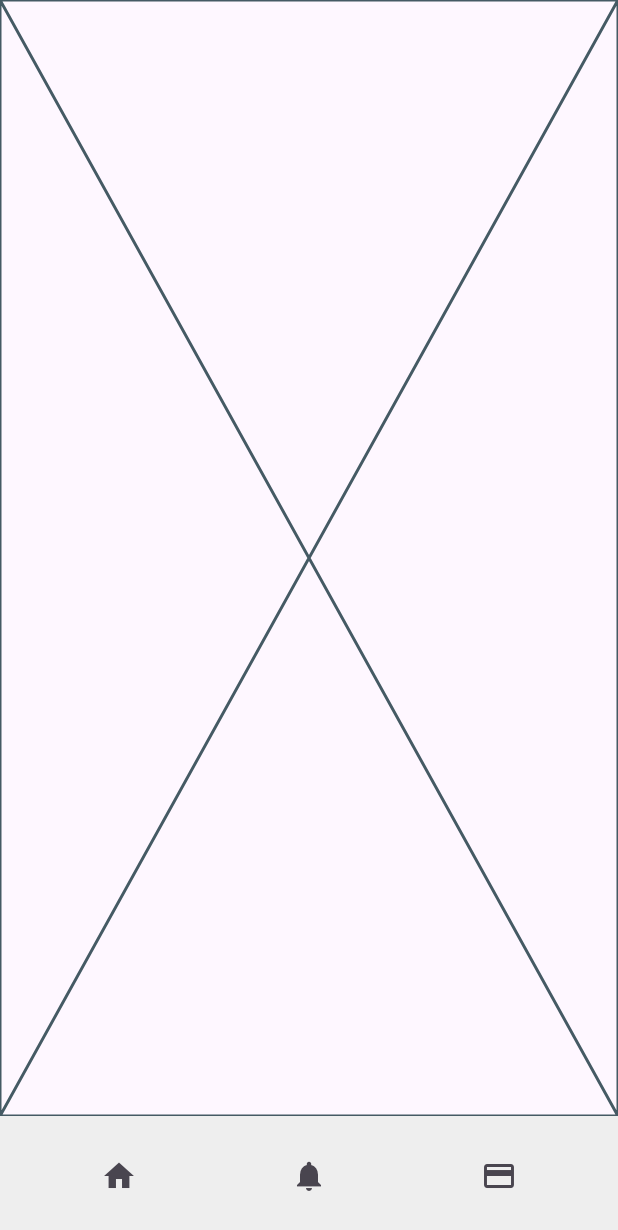
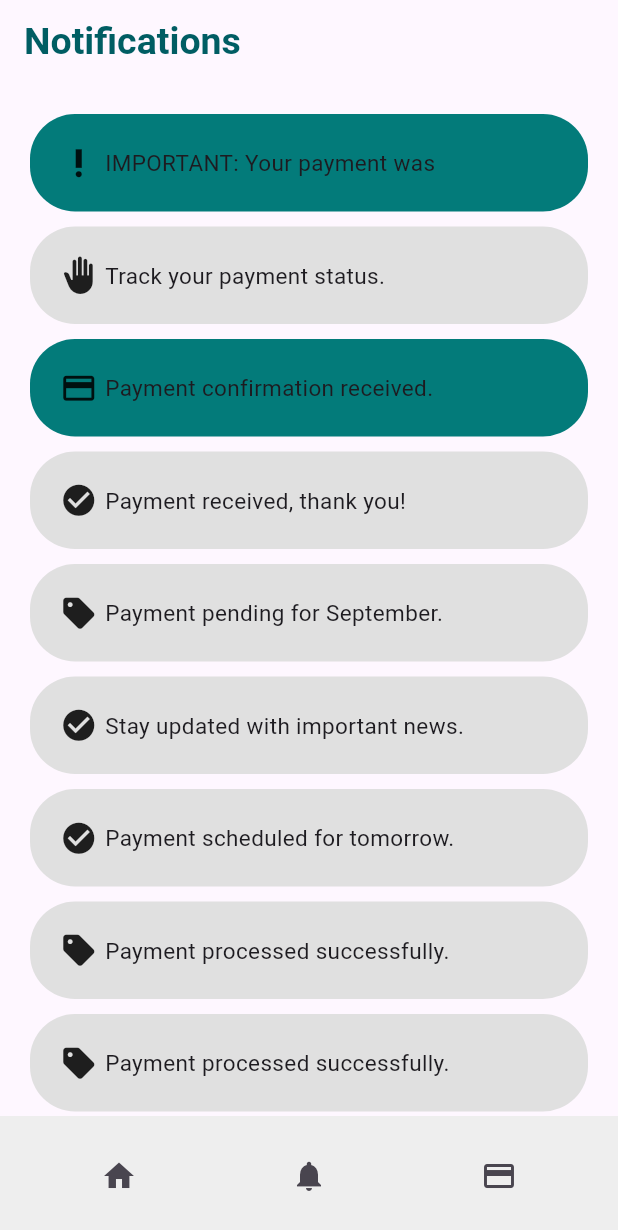
Before and after one commit to sung01299/CathayHackathon_Team_10_CathayPay, a Flutter app: the screen it shows after launch, item 2 of the bottom bar chosen, on a phone screen of 412 x 824 dp. Shown: the top 1230 px of the screen. Run offline on Flutter 3.47's test engine with Material 3 defaults, Android fonts, the phone set to English and light mode, and no system bars.

Commit message:
update notification screen

```diff
--- /dev/null
+++ b/cathay_pay_ui/lib/Widget/Notification/notification_row.dart
@@ -0,0 +1,49 @@
+import 'package:flutter/material.dart';
+
+class NotificationRow extends StatelessWidget {
+  final IconData icon;
+  final String text;
+  final Color color;
+  const NotificationRow({
+    Key? key,
+    required this.icon,
+    required this.text,
+    required this.color,
+  }) : super(key: key);
+
+  @override
+  Widget build(BuildContext context) {
+    return Padding(
+      padding: const EdgeInsets.fromLTRB(20, 0, 20, 0),
+      child: Row(
+        children: [
+          Expanded(
+            child: Container(
+              decoration: BoxDecoration(
+                color: color,
+                borderRadius: BorderRadius.circular(30),
+              ),
+              child: Row(
+                children: [
+                  Padding(
+                    padding: const EdgeInsets.all(20.0),
+                    child: Row(
+                      children: [
+                        Icon(icon, size: 25),
+                        const SizedBox(width: 5),
+                        Text(
+                          text,
+                          style: const TextStyle(fontSize: 15),
+                        ),
+                      ],
+                    ),
+                  ),
+                ],
+              ),
+            ),
+          ),
+        ],
+      ),
+    );
+  }
+}
--- a/cathay_pay_ui/lib/screens/bottom_bar.dart
+++ b/cathay_pay_ui/lib/screens/bottom_bar.dart
@@ -11,20 +11,17 @@ class BottomBar extends StatefulWidget {
 }
 
 class _BottomBarState extends State<BottomBar> {
-  int currentTab = 0;
+  int currentTab =
+      0; // For future implement, change bottom bar icon color when selected?
 
   final List<Widget> screens = [
     const HomeScreen(),
     const NotificationScreen(),
-    // const NotificationScreen(),
-    // const AccountScreen(),
-    // const FeedScreen(),
+    // Add more slides
   ];
 
   final PageStorageBucket bucket = PageStorageBucket();
   Widget currentScreen = const HomeScreen();
-
-  // final ProfileServices profileServices = ProfileServices();
 
   @override
   Widget build(BuildContext context) {
--- a/cathay_pay_ui/lib/screens/home_screen.dart
+++ b/cathay_pay_ui/lib/screens/home_screen.dart
@@ -18,6 +18,7 @@ class _MyHomeScreenState extends State<HomeScreen> {
             style: TextStyle(
               color: Color(0xff005d63),
               fontWeight: FontWeight.bold,
+              fontSize: 25,
             ),
           ),
           centerTitle: true,
--- a/cathay_pay_ui/lib/screens/notification_screen.dart
+++ b/cathay_pay_ui/lib/screens/notification_screen.dart
@@ -1,4 +1,5 @@
 import 'package:flutter/material.dart';
+import 'package:cathay_pay_ui/Widget/Notification/Notification_Row.dart';
 
 class NotificationScreen extends StatefulWidget {
   const NotificationScreen({super.key});
@@ -10,6 +11,72 @@ class NotificationScreen extends StatefulWidget {
 class _NotificationScreenState extends State<NotificationScreen> {
   @override
   Widget build(BuildContext context) {
-    return const Placeholder();
+    return Scaffold(
+      appBar: AppBar(
+        // leading: const Icon(Icons.arrow_back),
+        title: const Text(
+          "Notifications",
+          style: TextStyle(
+            color: Color(0xff005d63),
+            fontWeight: FontWeight.bold,
+            fontSize: 25,
+          ),
+        ),
+      ),
+      body: ListView(
+        children: [
+          const SizedBox(height: 20),
+          const NotificationRow(
+              icon: Icons.priority_high,
+              text: "IMPORTANT: Your payment was",
+              color: Color(0xff037b7a)),
+          const SizedBox(height: 10),
+          NotificationRow(
+              icon: Icons.back_hand,
+              text: "Track your payment status.",
+              color: Colors.grey.shade300),
+          const SizedBox(height: 10),
+          const NotificationRow(
+              icon: Icons.credit_card,
+              text: "Payment confirmation received.",
+              color: Color(0xff037b7a)),
+          const SizedBox(height: 10),
+          NotificationRow(
+              icon: Icons.check_circle,
+              text: "Payment received, thank you!",
+              color: Colors.grey.shade300),
+          const SizedBox(height: 10),
+          NotificationRow(
+              icon: Icons.sell,
+              text: "Payment pending for September.",
+              color: Colors.grey.shade300),
+          const SizedBox(height: 10),
+          NotificationRow(
+              icon: Icons.check_circle,
+              text: "Stay updated with important news.",
+              color: Colors.grey.shade300),
+          const SizedBox(height: 10),
+          NotificationRow(
+              icon: Icons.check_circle,
+              text: "Payment scheduled for tomorrow.",
+              color: Colors.grey.shade300),
+          const SizedBox(height: 10),
+          NotificationRow(
+              icon: Icons.sell,
+              text: "Payment processed successfully.",
+              color: Colors.grey.shade300),
+          const SizedBox(height: 10),
+          NotificationRow(
+              icon: Icons.sell,
+              text: "Payment processed successfully.",
+              color: Colors.grey.shade300),
+          const SizedBox(height: 10),
+          NotificationRow(
+              icon: Icons.sell,
+              text: "Payment processed successfully.",
+              color: Colors.grey.shade300),
+        ],
+      ),
+    );
   }
 }
```
